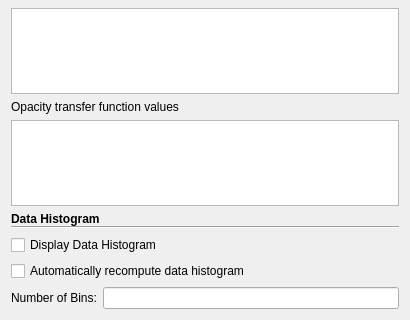
Kitware/ParaView, file Qt/ApplicationComponents/Resources/UI/pqColorOpacityEditorWidget.ui: the form before one commit; both pictures show x 0 to 410 and y 454 to 774 of the 410 by 774 pixel window.
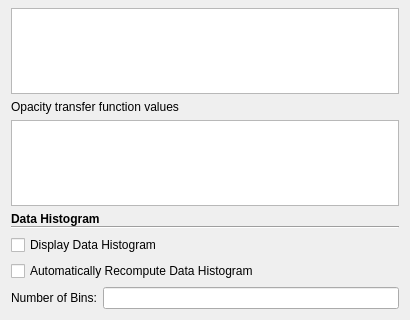
The form after the commit. Icons and pictures are not drawn. Custom widgets are drawn as their Qt base class.

Commit message:
pqColorOpacityEditorWidget: fix capitalization of label
Make it consistent with the rest of the labels

```diff
--- a/Qt/ApplicationComponents/Resources/UI/pqColorOpacityEditorWidget.ui
+++ b/Qt/ApplicationComponents/Resources/UI/pqColorOpacityEditorWidget.ui
@@ -425,7 +425,7 @@
       <string>&lt;html&gt;&lt;head/&gt;&lt;body&gt;&lt;p&gt;When checked, the data histogram will be automatically recomputed when needed instead of needing to click on the compute data histogram button.&lt;/p&gt;&lt;/body&gt;&lt;/html&gt;</string>
      </property>
      <property name="text">
-      <string>Automatically recompute data histogram</string>
+      <string>Automatically Recompute Data Histogram</string>
      </property>
     </widget>
    </item>
```
